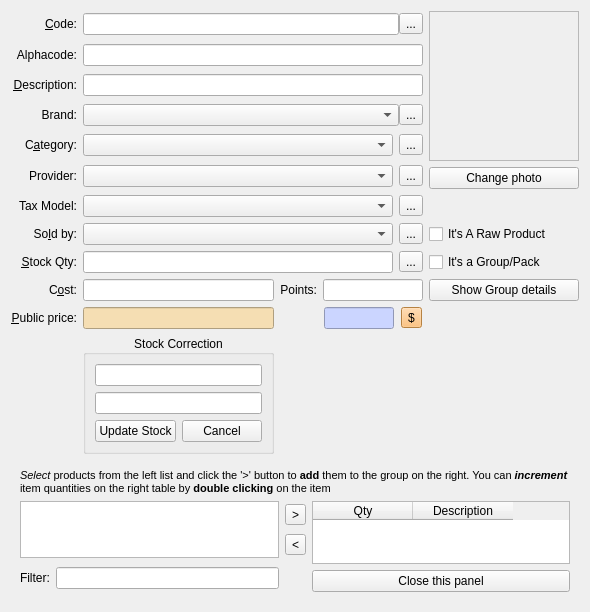
Before: the Qt Designer form squeeze/src/ui/producteditor.ui in miguelchavez/lemonpos, drawn with Qt 5.
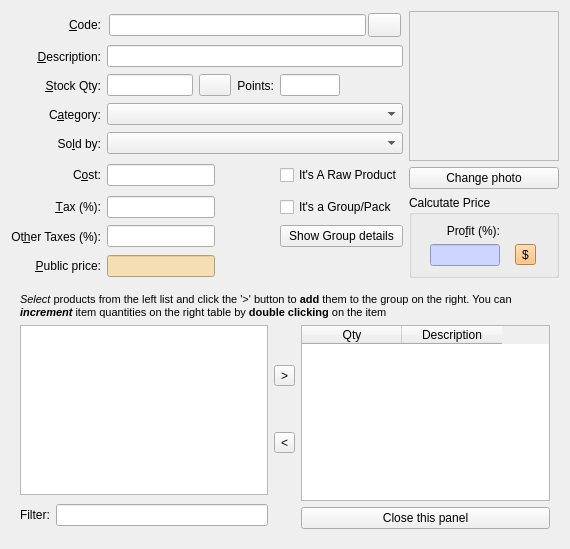
After: the same form once the commit is applied. Custom widgets are drawn as their Qt base class.

```diff
--- a/squeeze/src/ui/producteditor.ui
+++ b/squeeze/src/ui/producteditor.ui
@@ -6,8 +6,8 @@
    <rect>
     <x>0</x>
     <y>0</y>
-    <width>576</width>
-    <height>493</height>
+    <width>570</width>
+    <height>549</height>
    </rect>
   </property>
   <property name="sizePolicy">
@@ -16,6 +16,12 @@
     <verstretch>0</verstretch>
    </sizepolicy>
   </property>
+  <property name="maximumSize">
+   <size>
+    <width>800</width>
+    <height>650</height>
+   </size>
+  </property>
   <property name="windowTitle">
    <string>Product Editor</string>
   </property>
@@ -42,52 +48,61 @@
      </property>
     </widget>
    </item>
-   <item row="0" column="1" colspan="3">
+   <item row="0" column="1" colspan="4">
     <layout class="QHBoxLayout">
      <property name="spacing">
-      <number>0</number>
+      <number>2</number>
      </property>
      <property name="margin">
-      <number>0</number>
+      <number>2</number>
      </property>
      <item>
       <widget class="QLineEdit" name="editCode">
+       <property name="minimumSize">
+        <size>
+         <width>80</width>
+         <height>0</height>
+        </size>
+       </property>
+       <property name="maximumSize">
+        <size>
+         <width>16777215</width>
+         <height>16777215</height>
+        </size>
+       </property>
+      </widget>
+     </item>
+     <item>
+      <widget class="QPushButton" name="btnChangeCode">
        <property name="sizePolicy">
-        <sizepolicy hsizetype="MinimumExpanding" vsizetype="Fixed">
+        <sizepolicy hsizetype="Minimum" vsizetype="Minimum">
          <horstretch>0</horstretch>
          <verstretch>0</verstretch>
         </sizepolicy>
        </property>
        <property name="minimumSize">
         <size>
-         <width>260</width>
+         <width>33</width>
          <height>0</height>
         </size>
        </property>
        <property name="maximumSize">
         <size>
-         <width>16777215</width>
-         <height>16777215</height>
+         <width>33</width>
+         <height>33</height>
         </size>
        </property>
-      </widget>
-     </item>
-     <item>
-      <widget class="QToolButton" name="btnChangeCode">
        <property name="toolTip">
         <string>Change code</string>
        </property>
        <property name="text">
-        <string>...</string>
-       </property>
-       <property name="autoRaise">
-        <bool>false</bool>
+        <string/>
        </property>
       </widget>
      </item>
     </layout>
    </item>
-   <item row="0" column="4" rowspan="6">
+   <item row="0" column="5" rowspan="6">
     <layout class="QVBoxLayout">
      <item>
       <widget class="QLabel" name="labelPhoto">
@@ -133,32 +148,6 @@
     </layout>
    </item>
    <item row="1" column="0">
-    <widget class="QLabel" name="label_2">
-     <property name="text">
-      <string>Alphacode:</string>
-     </property>
-     <property name="alignment">
-      <set>Qt::AlignRight|Qt::AlignTrailing|Qt::AlignVCenter</set>
-     </property>
-    </widget>
-   </item>
-   <item row="1" column="1" colspan="3">
-    <widget class="QLineEdit" name="editAlphacode">
-     <property name="sizePolicy">
-      <sizepolicy hsizetype="MinimumExpanding" vsizetype="Fixed">
-       <horstretch>0</horstretch>
-       <verstretch>0</verstretch>
-      </sizepolicy>
-     </property>
-     <property name="minimumSize">
-      <size>
-       <width>260</width>
-       <height>0</height>
-      </size>
-     </property>
-    </widget>
-   </item>
-   <item row="2" column="0">
     <widget class="QLabel" name="label_14">
      <property name="sizePolicy">
       <sizepolicy hsizetype="Minimum" vsizetype="Preferred">
@@ -180,7 +169,7 @@
      </property>
     </widget>
    </item>
-   <item row="2" column="1" colspan="3">
+   <item row="1" column="1" colspan="4">
     <widget class="QLineEdit" name="editDesc">
      <property name="sizePolicy">
       <sizepolicy hsizetype="MinimumExpanding" vsizetype="Fixed">
@@ -190,59 +179,123 @@
      </property>
      <property name="minimumSize">
       <size>
-       <width>260</width>
+       <width>200</width>
        <height>0</height>
       </size>
      </property>
     </widget>
    </item>
+   <item row="2" column="0">
+    <widget class="QLabel" name="labelStockQty">
+     <property name="sizePolicy">
+      <sizepolicy hsizetype="Minimum" vsizetype="Preferred">
+       <horstretch>0</horstretch>
+       <verstretch>0</verstretch>
+      </sizepolicy>
+     </property>
+     <property name="text">
+      <string>&amp;Stock Qty:</string>
+     </property>
+     <property name="alignment">
+      <set>Qt::AlignRight|Qt::AlignTrailing|Qt::AlignVCenter</set>
+     </property>
+     <property name="buddy">
+      <cstring>editStockQty</cstring>
+     </property>
+    </widget>
+   </item>
+   <item row="2" column="1">
+    <widget class="QLineEdit" name="editStockQty">
+     <property name="sizePolicy">
+      <sizepolicy hsizetype="Minimum" vsizetype="Fixed">
+       <horstretch>0</horstretch>
+       <verstretch>0</verstretch>
+      </sizepolicy>
+     </property>
+     <property name="minimumSize">
+      <size>
+       <width>80</width>
+       <height>0</height>
+      </size>
+     </property>
+     <property name="maximumSize">
+      <size>
+       <width>100</width>
+       <height>16777215</height>
+      </size>
+     </property>
+     <property name="toolTip">
+      <string>To change stock please use check-in/check-out</string>
+     </property>
+     <property name="readOnly">
+      <bool>true</bool>
+     </property>
+    </widget>
+   </item>
+   <item row="2" column="2">
+    <widget class="QPushButton" name="btnStockCorrect">
+     <property name="maximumSize">
+      <size>
+       <width>32</width>
+       <height>16777215</height>
+      </size>
+     </property>
+     <property name="toolTip">
+      <string>Make a stock correction</string>
+     </property>
+     <property name="text">
+      <string/>
+     </property>
+    </widget>
+   </item>
+   <item row="2" column="3">
+    <widget class="QLabel" name="label_15">
+     <property name="sizePolicy">
+      <sizepolicy hsizetype="Minimum" vsizetype="Preferred">
+       <horstretch>0</horstretch>
+       <verstretch>0</verstretch>
+      </sizepolicy>
+     </property>
+     <property name="layoutDirection">
+      <enum>Qt::LeftToRight</enum>
+     </property>
+     <property name="text">
+      <string>Points:</string>
+     </property>
+     <property name="alignment">
+      <set>Qt::AlignRight|Qt::AlignTrailing|Qt::AlignVCenter</set>
+     </property>
+     <property name="buddy">
+      <cstring>editPoints</cstring>
+     </property>
+    </widget>
+   </item>
+   <item row="2" column="4">
+    <widget class="QLineEdit" name="editPoints">
+     <property name="sizePolicy">
+      <sizepolicy hsizetype="MinimumExpanding" vsizetype="Fixed">
+       <horstretch>0</horstretch>
+       <verstretch>0</verstretch>
+      </sizepolicy>
+     </property>
+     <property name="minimumSize">
+      <size>
+       <width>50</width>
+       <height>0</height>
+      </size>
+     </property>
+     <property name="maximumSize">
+      <size>
+       <width>60</width>
+       <height>16777215</height>
+      </size>
+     </property>
+     <property name="readOnly">
+      <bool>false</bool>
+     </property>
+    </widget>
+   </item>
    <item row="3" column="0">
-    <widget class="QLabel" name="label_4">
-     <property name="text">
-      <string>Brand:</string>
-     </property>
-     <property name="alignment">
-      <set>Qt::AlignRight|Qt::AlignTrailing|Qt::AlignVCenter</set>
-     </property>
-    </widget>
-   </item>
-   <item row="3" column="1" colspan="3">
-    <layout class="QHBoxLayout" name="horizontalLayout_4">
-     <property name="spacing">
-      <number>0</number>
-     </property>
-     <item>
-      <widget class="QComboBox" name="brandCombo">
-       <property name="sizePolicy">
-        <sizepolicy hsizetype="Minimum" vsizetype="Fixed">
-         <horstretch>0</horstretch>
-         <verstretch>0</verstretch>
-        </sizepolicy>
-       </property>
-       <property name="minimumSize">
-        <size>
-         <width>260</width>
-         <height>0</height>
-        </size>
-       </property>
-      </widget>
-     </item>
-     <item>
-      <widget class="QToolButton" name="btnAddBrand">
-       <property name="toolTip">
-        <string>Add a new brand</string>
-       </property>
-       <property name="text">
-        <string>...</string>
-       </property>
-       <property name="autoRaise">
-        <bool>false</bool>
-       </property>
-      </widget>
-     </item>
-    </layout>
-   </item>
-   <item row="4" column="0">
     <widget class="QLabel" name="label_8">
      <property name="sizePolicy">
       <sizepolicy hsizetype="Minimum" vsizetype="Preferred">
@@ -264,120 +317,17 @@
      </property>
     </widget>
    </item>
-   <item row="4" column="1" colspan="3">
-    <layout class="QHBoxLayout" name="horizontalLayout">
-     <item>
+   <item row="3" column="1" colspan="4">
       <widget class="QComboBox" name="categoriesCombo">
        <property name="sizePolicy">
-        <sizepolicy hsizetype="Minimum" vsizetype="Fixed">
+      <sizepolicy hsizetype="MinimumExpanding" vsizetype="Fixed">
          <horstretch>0</horstretch>
          <verstretch>0</verstretch>
         </sizepolicy>
        </property>
-       <property name="minimumSize">
-        <size>
-         <width>260</width>
-         <height>0</height>
-        </size>
-       </property>
-      </widget>
-     </item>
-     <item>
-      <widget class="QToolButton" name="btnAddCategory">
-       <property name="toolTip">
-        <string>Add a new category</string>
-       </property>
-       <property name="text">
-        <string>...</string>
-       </property>
-       <property name="autoRaise">
-        <bool>false</bool>
-       </property>
-      </widget>
-     </item>
-    </layout>
-   </item>
-   <item row="5" column="0">
-    <widget class="QLabel" name="label_6">
-     <property name="text">
-      <string>Provider:</string>
-     </property>
-     <property name="alignment">
-      <set>Qt::AlignRight|Qt::AlignTrailing|Qt::AlignVCenter</set>
-     </property>
-    </widget>
-   </item>
-   <item row="5" column="1" colspan="3">
-    <layout class="QHBoxLayout" name="horizontalLayout_5">
-     <item>
-      <widget class="QComboBox" name="providerCombo">
-       <property name="sizePolicy">
-        <sizepolicy hsizetype="Minimum" vsizetype="Fixed">
-         <horstretch>0</horstretch>
-         <verstretch>0</verstretch>
-        </sizepolicy>
-       </property>
-       <property name="minimumSize">
-        <size>
-         <width>260</width>
-         <height>0</height>
-        </size>
-       </property>
-      </widget>
-     </item>
-     <item>
-      <widget class="QToolButton" name="btnAddProvider">
-       <property name="toolTip">
-        <string>Add a new provider</string>
-       </property>
-       <property name="text">
-        <string>...</string>
-       </property>
-       <property name="autoRaise">
-        <bool>false</bool>
-       </property>
-      </widget>
-     </item>
-    </layout>
-   </item>
-   <item row="6" column="0">
-    <widget class="QLabel" name="label">
-     <property name="text">
-      <string>Tax Model:</string>
-     </property>
-     <property name="alignment">
-      <set>Qt::AlignRight|Qt::AlignTrailing|Qt::AlignVCenter</set>
-     </property>
-    </widget>
-   </item>
-   <item row="6" column="1" colspan="3">
-    <layout class="QHBoxLayout" name="horizontalLayout_3">
-     <item>
-      <widget class="QComboBox" name="taxModelCombo">
-       <property name="minimumSize">
-        <size>
-         <width>260</width>
-         <height>0</height>
-        </size>
-       </property>
-      </widget>
-     </item>
-     <item>
-      <widget class="QToolButton" name="btnAddTaxModel">
-       <property name="toolTip">
-        <string>Add a new tax model</string>
-       </property>
-       <property name="text">
-        <string>...</string>
-       </property>
-       <property name="autoRaise">
-        <bool>false</bool>
-       </property>
-      </widget>
-     </item>
-    </layout>
-   </item>
-   <item row="7" column="0">
+    </widget>
+   </item>
+   <item row="4" column="0">
     <widget class="QLabel" name="label_7">
      <property name="sizePolicy">
       <sizepolicy hsizetype="Minimum" vsizetype="Preferred">
@@ -399,9 +349,7 @@
      </property>
     </widget>
    </item>
-   <item row="7" column="1" colspan="3">
-    <layout class="QHBoxLayout" name="horizontalLayout_2">
-     <item>
+   <item row="4" column="1" colspan="4">
       <widget class="QComboBox" name="measuresCombo">
        <property name="sizePolicy">
         <sizepolicy hsizetype="MinimumExpanding" vsizetype="Fixed">
@@ -409,102 +357,9 @@
          <verstretch>0</verstretch>
         </sizepolicy>
        </property>
-       <property name="minimumSize">
-        <size>
-         <width>260</width>
-         <height>0</height>
-        </size>
-       </property>
-      </widget>
-     </item>
-     <item>
-      <widget class="QToolButton" name="btnAddUnits">
-       <property name="toolTip">
-        <string>Add a new unit</string>
-       </property>
-       <property name="text">
-        <string>...</string>
-       </property>
-       <property name="autoRaise">
-        <bool>false</bool>
-       </property>
-      </widget>
-     </item>
-    </layout>
-   </item>
-   <item row="7" column="4">
-    <widget class="QCheckBox" name="chIsARaw">
-     <property name="text">
-      <string>It's A Raw Product</string>
-     </property>
-    </widget>
-   </item>
-   <item row="8" column="0">
-    <widget class="QLabel" name="labelStockQty">
-     <property name="sizePolicy">
-      <sizepolicy hsizetype="Minimum" vsizetype="Preferred">
-       <horstretch>0</horstretch>
-       <verstretch>0</verstretch>
-      </sizepolicy>
-     </property>
-     <property name="text">
-      <string>&amp;Stock Qty:</string>
-     </property>
-     <property name="alignment">
-      <set>Qt::AlignRight|Qt::AlignTrailing|Qt::AlignVCenter</set>
-     </property>
-     <property name="buddy">
-      <cstring>editStockQty</cstring>
-     </property>
-    </widget>
-   </item>
-   <item row="8" column="1" colspan="3">
-    <layout class="QHBoxLayout" name="horizontalLayout_6">
-     <item>
-      <widget class="QLineEdit" name="editStockQty">
-       <property name="sizePolicy">
-        <sizepolicy hsizetype="MinimumExpanding" vsizetype="Fixed">
-         <horstretch>0</horstretch>
-         <verstretch>0</verstretch>
-        </sizepolicy>
-       </property>
-       <property name="minimumSize">
-        <size>
-         <width>260</width>
-         <height>0</height>
-        </size>
-       </property>
-       <property name="maximumSize">
-        <size>
-         <width>16777215</width>
-         <height>16777215</height>
-        </size>
-       </property>
-       <property name="readOnly">
-        <bool>false</bool>
-       </property>
-      </widget>
-     </item>
-     <item>
-      <widget class="QToolButton" name="btnStockCorrect">
-       <property name="toolTip">
-        <string>Correct stock</string>
-       </property>
-       <property name="text">
-        <string>...</string>
-       </property>
-      </widget>
-     </item>
-    </layout>
-   </item>
-   <item row="8" column="4">
-    <widget class="QCheckBox" name="chIsAGroup">
-     <property name="text">
-      <string>It's a Group/Pack</string>
-     </property>
-    </widget>
-   </item>
-   <item row="9" column="0">
+    </widget>
+   </item>
+   <item row="5" column="0">
     <widget class="QLabel" name="label_9">
      <property name="sizePolicy">
       <sizepolicy hsizetype="Minimum" vsizetype="Preferred">
@@ -526,17 +381,17 @@
      </property>
     </widget>
    </item>
-   <item row="9" column="1">
+   <item row="5" column="1" colspan="3">
     <widget class="QLineEdit" name="editCost">
      <property name="sizePolicy">
-      <sizepolicy hsizetype="MinimumExpanding" vsizetype="Fixed">
+      <sizepolicy hsizetype="Maximum" vsizetype="Fixed">
        <horstretch>0</horstretch>
        <verstretch>0</verstretch>
       </sizepolicy>
      </property>
      <property name="minimumSize">
       <size>
-       <width>100</width>
+       <width>20</width>
        <height>0</height>
       </size>
      </property>
@@ -548,63 +403,16 @@
      </property>
     </widget>
    </item>
-   <item row="9" column="2">
-    <widget class="QLabel" name="label_15">
-     <property name="sizePolicy">
-      <sizepolicy hsizetype="Minimum" vsizetype="Preferred">
-       <horstretch>0</horstretch>
-       <verstretch>0</verstretch>
-      </sizepolicy>
-     </property>
-     <property name="layoutDirection">
-      <enum>Qt::LeftToRight</enum>
-     </property>
+   <item row="5" column="4">
+    <widget class="QCheckBox" name="chIsARaw">
      <property name="text">
-      <string>Points:</string>
+      <string>It's A Raw Product</string>
      </property>
-     <property name="alignment">
-      <set>Qt::AlignRight|Qt::AlignTrailing|Qt::AlignVCenter</set>
-     </property>
-     <property name="buddy">
-      <cstring>editPoints</cstring>
-     </property>
     </widget>
    </item>
-   <item row="9" column="3">
-    <widget class="QLineEdit" name="editPoints">
+   <item row="6" column="0">
+    <widget class="QLabel" name="label_10">
      <property name="sizePolicy">
-      <sizepolicy hsizetype="MinimumExpanding" vsizetype="Fixed">
-       <horstretch>0</horstretch>
-       <verstretch>0</verstretch>
-      </sizepolicy>
-     </property>
-     <property name="minimumSize">
-      <size>
-       <width>100</width>
-       <height>0</height>
-      </size>
-     </property>
-     <property name="maximumSize">
-      <size>
-       <width>60</width>
-       <height>16777215</height>
-      </size>
-     </property>
-     <property name="readOnly">
-      <bool>false</bool>
-     </property>
-    </widget>
-   </item>
-   <item row="9" column="4">
-    <widget class="QPushButton" name="btnShowGroup">
-     <property name="text">
-      <string>Show Group details</string>
-     </property>
-    </widget>
-   </item>
-   <item row="10" column="0">
-    <widget class="QLabel" name="label_13">
-     <property name="sizePolicy">
       <sizepolicy hsizetype="Minimum" vsizetype="Preferred">
        <horstretch>0</horstretch>
        <verstretch>0</verstretch>
@@ -614,7 +422,7 @@
       <enum>Qt::LeftToRight</enum>
      </property>
      <property name="text">
-      <string>&amp;Public price:</string>
+      <string>&amp;Tax (%):</string>
      </property>
      <property name="alignment">
       <set>Qt::AlignRight|Qt::AlignTrailing|Qt::AlignVCenter</set>
@@ -624,17 +432,17 @@
      </property>
     </widget>
    </item>
-   <item row="10" column="1">
-    <widget class="QLineEdit" name="editFinalPrice">
+   <item row="6" column="1" colspan="3">
+    <widget class="QLineEdit" name="editTax">
      <property name="sizePolicy">
-      <sizepolicy hsizetype="MinimumExpanding" vsizetype="Fixed">
+      <sizepolicy hsizetype="Maximum" vsizetype="Fixed">
        <horstretch>0</horstretch>
        <verstretch>0</verstretch>
       </sizepolicy>
      </property>
      <property name="minimumSize">
       <size>
-       <width>100</width>
+       <width>20</width>
        <height>0</height>
       </size>
      </property>
@@ -647,17 +455,46 @@
      <property name="statusTip">
       <string>Can be calculated with de + button</string>
      </property>
-     <property name="styleSheet">
-      <string>background: wheat;</string>
+    </widget>
+   </item>
+   <item row="6" column="5" rowspan="3">
+    <widget class="QGroupBox" name="groupBox">
+     <property name="sizePolicy">
+      <sizepolicy hsizetype="Minimum" vsizetype="Preferred">
+       <horstretch>0</horstretch>
+       <verstretch>0</verstretch>
+      </sizepolicy>
      </property>
-     <property name="readOnly">
-      <bool>false</bool>
+     <property name="minimumSize">
+      <size>
+       <width>150</width>
+       <height>0</height>
+      </size>
      </property>
-    </widget>
-   </item>
-   <item row="10" column="3">
-    <layout class="QHBoxLayout" name="horizontalLayout_8">
-     <item>
+     <property name="title">
+      <string>Calcutate Price</string>
+     </property>
+     <layout class="QGridLayout">
+      <item row="0" column="0">
+       <widget class="QLabel" name="label_3">
+        <property name="sizePolicy">
+         <sizepolicy hsizetype="Minimum" vsizetype="Preferred">
+          <horstretch>0</horstretch>
+          <verstretch>0</verstretch>
+         </sizepolicy>
+        </property>
+        <property name="text">
+         <string>Pro&amp;fit (%):</string>
+        </property>
+        <property name="alignment">
+         <set>Qt::AlignRight|Qt::AlignTrailing|Qt::AlignVCenter</set>
+        </property>
+        <property name="buddy">
+         <cstring>editUtility</cstring>
+        </property>
+       </widget>
+      </item>
+      <item row="1" column="0">
       <widget class="QLineEdit" name="editUtility">
        <property name="sizePolicy">
         <sizepolicy hsizetype="Maximum" vsizetype="Fixed">
@@ -667,7 +504,7 @@
        </property>
        <property name="minimumSize">
         <size>
-         <width>70</width>
+          <width>50</width>
          <height>0</height>
         </size>
        </property>
@@ -685,7 +522,7 @@
        </property>
       </widget>
      </item>
-     <item>
+      <item row="1" column="1">
       <widget class="QToolButton" name="btnCalculatePrice">
        <property name="palette">
         <palette>
@@ -1060,71 +897,125 @@
       </widget>
      </item>
     </layout>
+    </widget>
    </item>
-   <item row="11" column="1">
-    <widget class="QGroupBox" name="groupFloatPanel">
+   <item row="7" column="0">
+    <widget class="QLabel" name="label_12">
+     <property name="sizePolicy">
+      <sizepolicy hsizetype="Minimum" vsizetype="Preferred">
+       <horstretch>0</horstretch>
+       <verstretch>0</verstretch>
+      </sizepolicy>
+     </property>
+     <property name="statusTip">
+      <string>Special Tax</string>
+     </property>
+     <property name="layoutDirection">
+      <enum>Qt::LeftToRight</enum>
+     </property>
+     <property name="text">
+      <string>Ot&amp;her Taxes (%):</string>
+     </property>
+     <property name="alignment">
+      <set>Qt::AlignRight|Qt::AlignTrailing|Qt::AlignVCenter</set>
+     </property>
+     <property name="buddy">
+      <cstring>editExtraTaxes</cstring>
+     </property>
+    </widget>
+   </item>
+   <item row="7" column="1" colspan="3">
+    <widget class="QLineEdit" name="editExtraTaxes">
+     <property name="sizePolicy">
+      <sizepolicy hsizetype="Maximum" vsizetype="Fixed">
+       <horstretch>0</horstretch>
+       <verstretch>0</verstretch>
+      </sizepolicy>
+     </property>
      <property name="minimumSize">
       <size>
-       <width>0</width>
+       <width>20</width>
        <height>0</height>
       </size>
      </property>
-     <property name="title">
-      <string>Stock Correction</string>
+     <property name="maximumSize">
+      <size>
+       <width>16777215</width>
+       <height>16777215</height>
+      </size>
      </property>
+     <property name="statusTip">
+      <string>This is the extra tax in percentage.</string>
+     </property>
+    </widget>
+   </item>
+   <item row="8" column="0">
+    <widget class="QLabel" name="label_13">
+     <property name="sizePolicy">
+      <sizepolicy hsizetype="Minimum" vsizetype="Preferred">
+       <horstretch>0</horstretch>
+       <verstretch>0</verstretch>
+      </sizepolicy>
+     </property>
+     <property name="layoutDirection">
+      <enum>Qt::LeftToRight</enum>
+     </property>
+     <property name="text">
+      <string>&amp;Public price:</string>
+     </property>
      <property name="alignment">
-      <set>Qt::AlignCenter</set>
+      <set>Qt::AlignRight|Qt::AlignTrailing|Qt::AlignVCenter</set>
      </property>
-     <property name="checkable">
+     <property name="buddy">
+      <cstring>editFinalPrice</cstring>
+     </property>
+    </widget>
+   </item>
+   <item row="8" column="1" colspan="3">
+    <widget class="QLineEdit" name="editFinalPrice">
+     <property name="sizePolicy">
+      <sizepolicy hsizetype="Maximum" vsizetype="Fixed">
+       <horstretch>0</horstretch>
+       <verstretch>0</verstretch>
+      </sizepolicy>
+     </property>
+     <property name="minimumSize">
+      <size>
+       <width>50</width>
+       <height>0</height>
+      </size>
+     </property>
+     <property name="maximumSize">
+      <size>
+       <width>16777215</width>
+       <height>16777215</height>
+      </size>
+     </property>
+     <property name="statusTip">
+      <string>Can be calculated with de + button</string>
+     </property>
+     <property name="styleSheet">
+      <string>background: wheat;</string>
+     </property>
+     <property name="readOnly">
       <bool>false</bool>
      </property>
-     <layout class="QVBoxLayout" name="verticalLayout">
-      <item>
-       <widget class="MibitLineEdit" name="editNewStock"/>
-      </item>
-      <item>
-       <widget class="MibitLineEdit" name="editReason"/>
-      </item>
-      <item>
-       <layout class="QHBoxLayout" name="horizontalLayout_7">
-        <item>
-         <widget class="QPushButton" name="btnOk">
-          <property name="minimumSize">
-           <size>
-            <width>0</width>
-            <height>0</height>
-           </size>
-          </property>
-          <property name="maximumSize">
-           <size>
-            <width>16777215</width>
-            <height>16777215</height>
-           </size>
-          </property>
-          <property name="text">
-           <string>Update Stock</string>
-          </property>
-         </widget>
-        </item>
-        <item>
-         <widget class="QPushButton" name="btnCancel">
+    </widget>
+   </item>
+   <item row="6" column="4">
+    <widget class="QCheckBox" name="chIsAGroup">
           <property name="text">
-           <string>Cancel</string>
+      <string>It's a Group/Pack</string>
           </property>
          </widget>
         </item>
-       </layout>
-      </item>
-     </layout>
-    </widget>
-   </item>
-   <item row="12" column="0" colspan="5">
+   <item row="9" column="0" colspan="6">
     <widget class="QFrame" name="groupsPanel">
      <layout class="QGridLayout" name="gridLayout_2">
       <item row="0" column="0" colspan="3">
-       <layout class="QHBoxLayout" name="horizontalLayout_9">
+       <layout class="QHBoxLayout" name="horizontalLayout_2">
         <item>
-         <widget class="QLabel" name="label_3">
+         <widget class="QLabel" name="label">
           <property name="text">
            <string>&lt;!DOCTYPE HTML PUBLIC &quot;-//W3C//DTD HTML 4.0//EN&quot; &quot;http://www.w3.org/TR/REC-html40/strict.dtd&quot;&gt;
 &lt;html&gt;&lt;head&gt;&lt;meta name=&quot;qrichtext&quot; content=&quot;1&quot; /&gt;&lt;style type=&quot;text/css&quot;&gt;
@@ -1159,7 +1050,7 @@
        </widget>
       </item>
       <item row="1" column="1">
-       <layout class="QVBoxLayout" name="verticalLayout_2">
+       <layout class="QVBoxLayout" name="verticalLayout">
         <item>
          <widget class="QToolButton" name="btnAdd">
           <property name="toolTip">
@@ -1183,9 +1074,9 @@
        </layout>
       </item>
       <item row="2" column="0" rowspan="2">
-       <layout class="QHBoxLayout" name="horizontalLayout_10">
+       <layout class="QHBoxLayout" name="horizontalLayout">
         <item>
-         <widget class="QLabel" name="label_10">
+         <widget class="QLabel" name="label_2">
           <property name="text">
            <string>Filter:</string>
           </property>
@@ -1239,15 +1130,15 @@
      </layout>
     </widget>
    </item>
+   <item row="7" column="4">
+    <widget class="QPushButton" name="btnShowGroup">
+     <property name="text">
+      <string>Show Group details</string>
+     </property>
+    </widget>
+   </item>
   </layout>
  </widget>
- <customwidgets>
-  <customwidget>
-   <class>MibitLineEdit</class>
-   <extends>QLineEdit</extends>
-   <header>../../../mibitWidgets/mibitlineedit.h</header>
-  </customwidget>
- </customwidgets>
  <tabstops>
   <tabstop>editCode</tabstop>
   <tabstop>editAlphacode</tabstop>
```
Left out of the diff: 34 changed lines with no effect on the pictures. Lines whose indentation alone changed are shown as unchanged.
